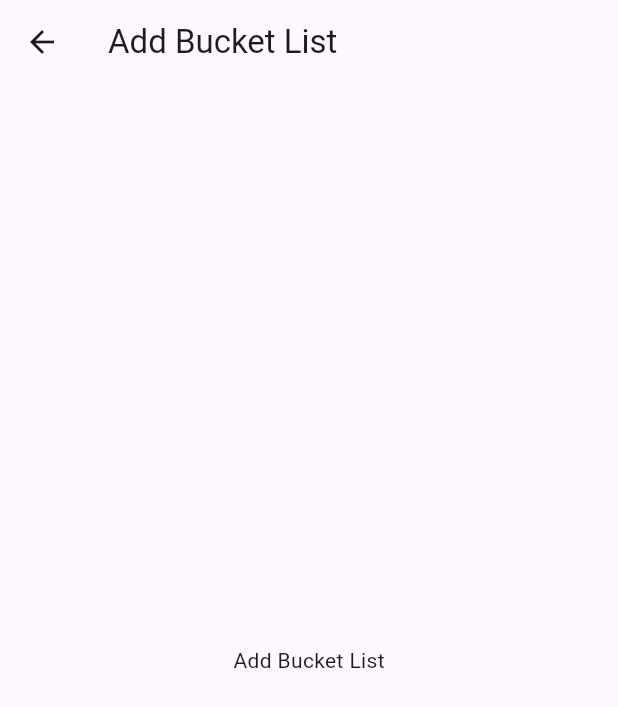
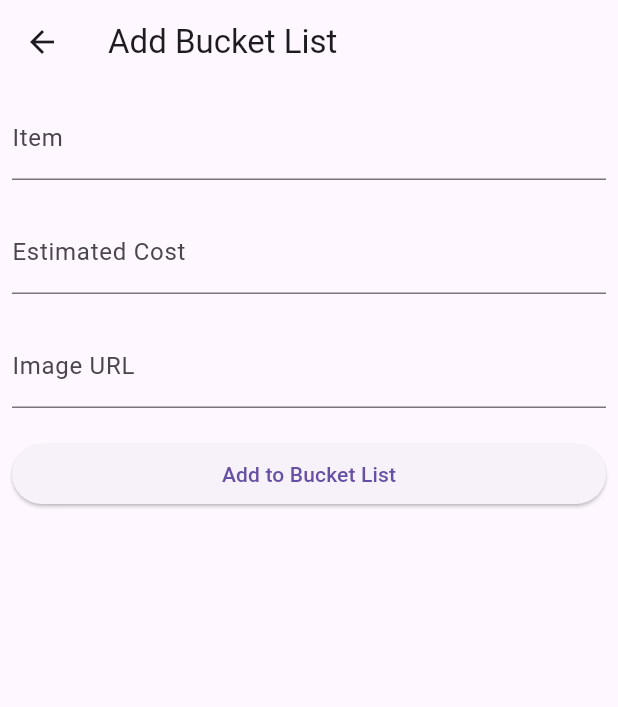
Before and after one commit to Ahmed-Magdy28/bucketlist, a Flutter app: the screen it shows after launch, after a tap on the "add" icon, on a phone screen of 412 x 824 dp. Shown: the top 707 px of the screen. Run offline on Flutter 3.47's test engine with Material 3 defaults, Android fonts, the phone set to English and light mode, and no system bars; our stand-ins replace dio, logger; network calls fail.

Commit message:
FinishV1

```diff
--- /dev/null
+++ b/lib/Screens/add_screen.dart
@@ -0,0 +1,124 @@
+import 'dart:math';
+
+import 'package:dio/dio.dart';
+import 'package:flutter/material.dart';
+import 'package:logger/logger.dart';
+
+class AddbucketListScreen extends StatefulWidget {
+  final int newIndex;
+
+  const AddbucketListScreen({super.key, required this.newIndex});
+
+  @override
+  State<AddbucketListScreen> createState() => _AddbucketListScreenState();
+}
+
+class _AddbucketListScreenState extends State<AddbucketListScreen> {
+  var logger = Logger();
+  TextEditingController itemController = TextEditingController();
+  TextEditingController costController = TextEditingController();
+  TextEditingController imageUrlController = TextEditingController();
+
+  Future<void> addData() async {
+    Map<String, dynamic> data = {
+      "item": itemController.text,
+      "cost": costController.text,
+      "image": imageUrlController.text.isEmpty
+          ? "https://via.placeholder.com/150"
+          : imageUrlController.text,
+      "completed": false
+    };
+    try {
+      await Dio().patch(
+          'https://test101-85ff2-default-rtdb.firebaseio.com/bucketlist/${widget.newIndex}.json',
+          data: data);
+      if (mounted) {
+        Navigator.pop(context, 'refresh');
+      }
+    } catch (e) {
+      logger.d(e);
+    }
+  }
+
+  @override
+  Widget build(BuildContext context) {
+    var addForm = GlobalKey<FormState>();
+
+    return Scaffold(
+      appBar: AppBar(
+        title: const Text('Add Bucket List'),
+      ),
+      body: Padding(
+        padding: const EdgeInsets.all(8.0),
+        child: Form(
+          key: addForm,
+          child: Column(
+            children: [
+              TextFormField(
+                autovalidateMode: AutovalidateMode.onUserInteraction,
+                controller: itemController,
+                decoration: const InputDecoration(label: Text("Item")),
+                validator: (value) {
+                  if (value.toString().length < 5) {
+                    return "Please enter more than 5 characters";
+                  } else if (value == null || value.isEmpty) {
+                    return "Please enter a valid item";
+                  } else {
+                    return null;
+                  }
+                },
+              ),
+              const SizedBox(height: 20),
+              TextFormField(
+                controller: costController,
+                autovalidateMode: AutovalidateMode.onUserInteraction,
+                decoration:
+                    const InputDecoration(label: Text("Estimated Cost")),
+                validator: (value) {
+                  if (value.toString().length < 5) {
+                    return "Please enter more than 5 characters";
+                  } else if (value == null || value.isEmpty) {
+                    return "Please enter a valid item";
+                  } else {
+                    return null;
+                  }
+                },
+              ),
+              const SizedBox(height: 20),
+              TextFormField(
+                controller: imageUrlController,
+                autovalidateMode: AutovalidateMode.onUserInteraction,
+                decoration: const InputDecoration(label: Text("Image URL")),
+                validator: (value) {
+                  if (value.toString().length < 5) {
+                    return "Please enter more than 5 characters";
+                  } else if (value == null || value.isEmpty) {
+                    return "Please enter a valid item";
+                  } else {
+                    return null;
+                  }
+                },
+              ),
+              const SizedBox(height: 20),
+              Row(
+                children: [
+                  Expanded(
+                    child: ElevatedButton(
+                        onPressed: () {
+                          if (addForm.currentState!.validate()) {
+                            addData();
+                          } else {
+                            logger.d("Form is not valid");
+                          }
+                        },
+                        child: const Text("Add to Bucket List")),
+                  ),
+                ],
+              ),
+            ],
+          ),
+        ),
+      ),
+    );
+  }
+}
--- a/lib/addbucket_list.dart
+++ /dev/null
@@ -1,22 +0,0 @@
-import 'package:flutter/material.dart';
-
-class AddbucketListScreen extends StatefulWidget {
-  const AddbucketListScreen({super.key});
-
-  @override
-  State<AddbucketListScreen> createState() => _AddbucketListScreenState();
-}
-
-class _AddbucketListScreenState extends State<AddbucketListScreen> {
-  @override
-  Widget build(BuildContext context) {
-    return Scaffold(
-      appBar: AppBar(
-        title: const Text('Add Bucket List'),
-      ),
-      body: const Center(
-        child: Text('Add Bucket List'),
-      ),
-    );
-  }
-}
--- a/lib/main.dart
+++ b/lib/main.dart
@@ -1,4 +1,4 @@
-import 'package:bucketlist/main_screen.dart';
+import 'package:bucketlist/Screens/main_screen.dart';
 import 'package:flutter/material.dart';
 
 void main() {
```
Also changed, not shown: lib/Screens/main_screen.dart (renamed from lib/main_screen.dart, +25 -10 lines), lib/Screens/view_screen.dart (renamed from lib/view_item.dart).
